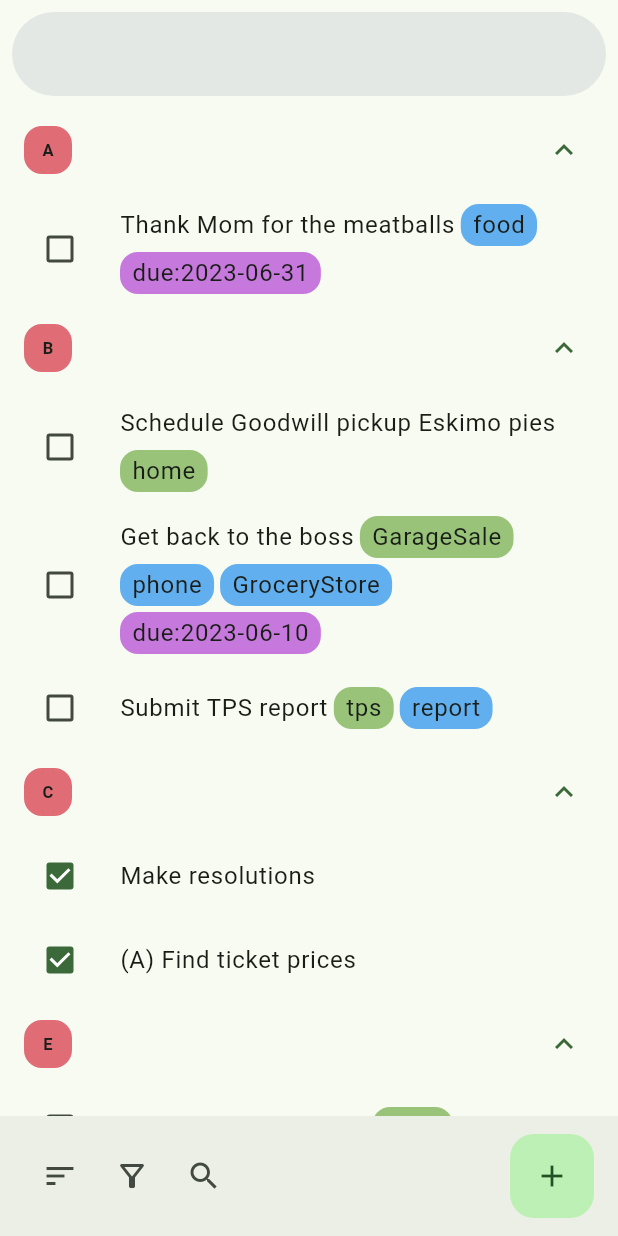
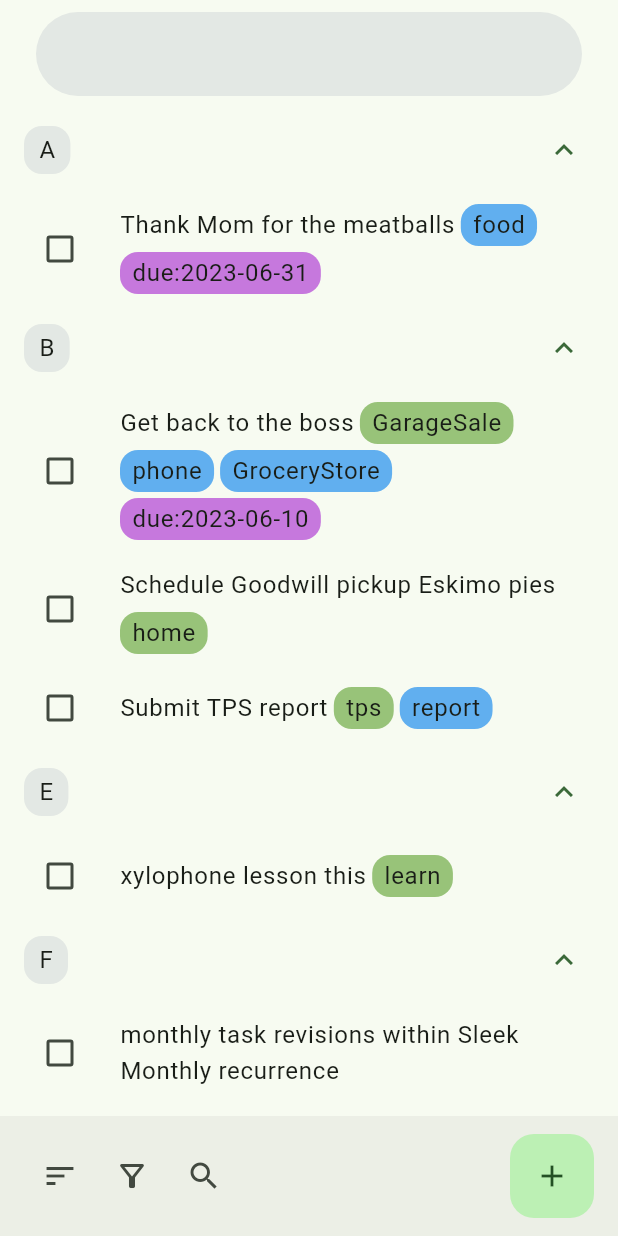
Before and after one commit to tmaegel/ntodotxt, a Flutter app: the screen it shows after launch, after a tap on "Login", on a phone screen of 412 x 824 dp. Run offline on Flutter 3.47's test engine with Material 2 defaults, Android fonts, the phone set to English and light mode, and no system bars; our stand-ins replace equatable, flutter_bloc, go_router, rxdart.

Commit message:
Improve sorting and filter todo list view

```diff
--- a/lib/constants/placeholder.dart
+++ b/lib/constants/placeholder.dart
@@ -2,10 +2,10 @@ List<String> rawTodoList = [
   "(A) Thank Mom for the meatballs @food due:2023-06-31",
   "2011-03-03 Call Mom @phone",
   "(B) Schedule Goodwill pickup Eskimo pies +home",
-  "(b) Get back to the boss due:2023-06-10 +GarageSale @phone @GroceryStore",
+  "(B) Get back to the boss due:2023-06-10 +GarageSale @phone @GroceryStore",
   "(B) Submit TPS report +tps @report",
   "(E) xylophone lesson this +learn",
   "x (C) Make resolutions",
   "(F) monthly task revisions within Sleek Monthly recurrence",
-  "x (C) (A) Find ticket prices",
+  "x (C) Find ticket prices",
 ];
--- a/lib/constants/todo.dart
+++ b/lib/constants/todo.dart
@@ -15,9 +15,8 @@ const Color colorMagenta = Color(0xFFC678DD);
 const Color colorCyan = Color(0xFF56B6C2);
 
 /// Chip colors
-const Color noPriorityColor = colorYellow;
 const Color defaultChipColor = colorGrey;
-const Color priorityChipColor = colorRed;
+const Color priorityChipColor = colorLightGrey;
 const Color projectChipColor = colorGreen;
 const Color contextChipColor = colorBlue;
 const Color keyValueChipColor = colorMagenta;
--- a/lib/data/todo/todo_list_api.dart
+++ b/lib/data/todo/todo_list_api.dart
@@ -51,6 +51,7 @@ class LocalStorageTodoListApi extends TodoListApi {
 
   List<Todo> _fromList(List<String> rawTodoList) {
     // Index the todo objecte to get a unique id.
+    rawTodoList.sort();
     return [
       for (var i = 0; i < rawTodoList.length; i++)
         Todo.fromString(id: i, todoStr: rawTodoList[i])
@@ -66,14 +67,9 @@ class LocalStorageTodoListApi extends TodoListApi {
 
   @override
   Future<List<Todo>> readTodoList() async {
-    final List<Todo> todoList = [];
     final file = await localFile;
     final lines = file.readAsLinesSync();
-    for (var i = 0; i < lines.length; i++) {
-      todoList.add(Todo.fromString(id: i, todoStr: lines[i]));
-    }
-
-    return todoList;
+    return _fromList(lines);
   }
 
   // @override
--- a/lib/domain/todo/todo_list_repository.dart
+++ b/lib/domain/todo/todo_list_repository.dart
@@ -29,24 +29,3 @@ class TodoListRepository {
 
   List<String> getAllContexts() => _todoListApi.getAllContexts();
 }
-
-enum TodoFilter { all, activeOnly, completedOnly }
-
-extension TodosListFilter on TodoFilter {
-  bool apply(Todo todo) {
-    switch (this) {
-      case TodoFilter.all:
-        return true;
-      case TodoFilter.activeOnly:
-        return !todo.completion;
-      case TodoFilter.completedOnly:
-        return todo.completion;
-      default:
-        return true;
-    }
-  }
-
-  Iterable<Todo> applyAll(Iterable<Todo> todoList) {
-    return todoList.where(apply);
-  }
-}
--- a/lib/domain/todo/todo_model.dart
+++ b/lib/domain/todo/todo_model.dart
@@ -25,7 +25,7 @@ class Todo extends Equatable {
   /// Only one colon separates the key and value.
 
   static const String patternCompletion = r'^x\s+';
-  static const String patternPriority = r'\((?<priority>[a-zA-Z])\)\s+';
+  static const String patternPriority = r'\((?<priority>[A-Z])\)\s+';
   static const String patternDates = r'((?<date>\d{4}-\d{2}-\d{2}))\s+';
   static const String patternProjects =
       r'(\s+(?<project>\+\S+))'; // Any non-whitespace character is allowed.
@@ -34,7 +34,7 @@ class Todo extends Equatable {
   static const String patternKeyValues =
       r'(\s+(?<keyvalue>\S+:\S+))'; // Any non-whitespace character is allowed.
   static const String patternDescription =
-      r'^(x\s?)?(\([a-zA-Z]\)\s?)?(\d{4}-\d{2}-\d{2}\s?){0,2}((?<description>.+))?$';
+      r'^(x\s?)?(\([A-Z]\)\s?)?(\d{4}-\d{2}-\d{2}\s?){0,2}((?<description>.+))?$';
 
   /// Unique identifier.
   /// Required attribute.
--- a/lib/presentation/todo/pages/todo_list_page.dart
+++ b/lib/presentation/todo/pages/todo_list_page.dart
@@ -50,6 +50,10 @@ class TodoListNarrowView extends TodoListView {
   @override
   Widget build(BuildContext context) {
     return Scaffold(
+      appBar: AppBar(
+        toolbarHeight: 72.0, // Height (56) + Padding (16))
+        title: const GenericSearchBar(),
+      ),
       body: TodoList(todoListRepository: todoListRepository),
       floatingActionButtonLocation: FloatingActionButtonLocation.endContained,
       floatingActionButton: _buildFloatingActionButton(context),
@@ -99,50 +103,78 @@ class TodoListWideView extends TodoListView {
 }
 
 class TodoList extends StatelessWidget {
-  final List<String?> sections;
   final TodoListRepository todoListRepository;
 
-  TodoList({
+  const TodoList({
     required this.todoListRepository,
     super.key,
-  }) : sections = todoListRepository.getAllPriorities();
+  });
 
   @override
   Widget build(BuildContext context) {
     return BlocBuilder<TodoListBloc, TodoListState>(
       builder: (BuildContext context, TodoListState state) {
+        // @todo: SingleChildScrollView
         return Column(
           children: [
-            const GenericSearchBar(),
-            _buildExpandedListView(state),
+            Expanded(
+              child: ListView(
+                children: _buildExpandedListViewByFilter(
+                  state: state,
+                  sections: todoListRepository.getAllPriorities(),
+                  filterCallback: (priority) => state.filteredByPriority(
+                    priority: priority,
+                    excludeCompleted: true,
+                  ),
+                ),
+              ),
+            ),
           ],
         );
       },
     );
   }
 
-  Widget _buildExpandedListView(TodoListState state) {
+  List<TodoListSection> _buildExpandedListViewByFilter({
+    required TodoListState state,
+    required List<String?> sections,
+    required Function filterCallback,
+  }) {
     List<TodoListSection> items = [];
     for (var p in sections) {
-      List<Widget> todoItems = [];
-      for (var todo in state.filteredTodoList) {
-        if (todo.priority == p) {
-          todoItems.add(TodoTile(todo: todo));
-        }
+      final Iterable<Todo> filteredList = filterCallback(p);
+      // Hide sections with only completed todos inside.
+      if (filteredList.isNotEmpty) {
+        items.add(
+          TodoListSection(
+            title: p ?? "No priority",
+            children: [
+              for (var todo in filteredList) TodoTile(todo: todo),
+            ],
+          ),
+        );
       }
+    }
+
+    return _appendCompleted(state, items);
+  }
+
+  List<TodoListSection> _appendCompleted(
+      TodoListState state, List<TodoListSection> items) {
+    final Iterable<Todo> filteredList = state.filteredByCompleted;
+    // Hide sections if no completed todos inside.
+    if (filteredList.isNotEmpty) {
       items.add(
         TodoListSection(
-          title: p ?? "",
-          children: todoItems,
+          title: "Done",
+          children: [
+            for (var todo in filteredList) TodoTile(todo: todo),
+          ],
         ),
       );
     }
 
-    return Expanded(
-      child: ListView(
-        children: items,
-      ),
-    );
+    return items;
   }
 }
 
@@ -151,11 +183,10 @@ class TodoListSection extends StatelessWidget {
   final List<Widget> children;
 
   TodoListSection({
-    required String title,
+    required this.title,
     required this.children,
     Key? key,
-  })  : title = title.toUpperCase(),
-        super(key: PageStorageKey<String>(title));
+  }) : super(key: PageStorageKey<String>(title));
 
   @override
   Widget build(BuildContext context) {
@@ -163,27 +194,20 @@ class TodoListSection extends StatelessWidget {
       key: key,
       initiallyExpanded: true,
       shape: const Border.fromBorderSide(BorderSide.none),
-      leading: Container(
-        width: 32,
-        height: 32,
-        decoration: BoxDecoration(
-          borderRadius: BorderRadius.circular(borderRadius),
-          color: title != "" ? priorityChipColor : noPriorityColor,
-        ),
-        child: Column(
-          mainAxisAlignment: MainAxisAlignment.center,
-          crossAxisAlignment: CrossAxisAlignment.center,
-          children: [
-            Center(
-              child: Text(
-                title,
-                style: const TextStyle(fontWeight: FontWeight.bold),
-              ),
+      title: Row(
+        children: [
+          Container(
+            padding:
+                const EdgeInsets.symmetric(horizontal: 10.0, vertical: 4.0),
+            decoration: BoxDecoration(
+              borderRadius: BorderRadius.circular(borderRadius),
+              color: priorityChipColor,
             ),
-          ],
-        ),
+            child: Text(title),
+          ),
+          Expanded(child: Container())
+        ],
       ),
-      title: Container(),
       children: children,
     );
   }
--- a/lib/presentation/todo/states/todo_list_state.dart
+++ b/lib/presentation/todo/states/todo_list_state.dart
@@ -1,8 +1,53 @@
 import 'package:equatable/equatable.dart';
-import 'package:ntodotxt/domain/todo/todo_list_repository.dart';
 import 'package:ntodotxt/domain/todo/todo_model.dart';
 
-enum TodoListStatus { initial, loading, success, failure }
+enum TodoListStatus {
+  initial,
+  loading,
+  success,
+  failure,
+}
+
+enum TodoFilter {
+  all,
+  completedOnly,
+  incompletedOnly,
+}
+
+extension TodoListFilter on TodoFilter {
+  bool applyFilter(Todo todo) {
+    switch (this) {
+      case TodoFilter.all:
+        return true;
+      case TodoFilter.completedOnly:
+        return todo.completion;
+      case TodoFilter.incompletedOnly:
+        return !todo.completion;
+      default:
+        return true;
+    }
+  }
+
+  Iterable<Todo> apply(Iterable<Todo> todoList) {
+    return todoList.where(applyFilter);
+  }
+
+  /// Return todo list filtered by priority.
+  Iterable<Todo> applyPriority(Iterable<Todo> todoList, String? priority) {
+    return todoList.where((todo) => (priority == todo.priority));
+  }
+
+  Iterable<Todo> applyPriorityExcludeCompleted(
+      Iterable<Todo> todoList, String? priority) {
+    return todoList
+        .where((todo) => (priority == todo.priority && !todo.completion));
+  }
+
+  /// Return todo list filtered by completion state.
+  Iterable<Todo> applyCompletion(Iterable<Todo> todoList, bool completion) {
+    return todoList.where((todo) => (todo.completion == completion));
+  }
+}
 
 final class TodoListState extends Equatable {
   final TodoListStatus status;
@@ -15,15 +60,33 @@ final class TodoListState extends Equatable {
     this.filter = TodoFilter.all,
   });
 
-  Iterable<Todo> get filteredTodoList => filter.applyAll(todoList);
+  Iterable<Todo> get filteredTodoList => filter.apply(todoList);
+
+  /// Return todo list filtered by completion state.
+  Iterable<Todo> get filteredByCompleted =>
+      filter.applyCompletion(filteredTodoList, true);
+  Iterable<Todo> get filteredByIncompleted =>
+      filter.applyCompletion(filteredTodoList, false);
+
+  /// Return todo list filtered by priority.
+  Iterable<Todo> filteredByPriority({
+    required String? priority,
+    bool excludeCompleted = true,
+  }) {
+    return excludeCompleted
+        ? filter.applyPriorityExcludeCompleted(filteredTodoList, priority)
+        : filter.applyPriority(filteredTodoList, priority);
+  }
 
   TodoListState copyWith({
     TodoListStatus? status,
     List<Todo>? todoList,
+    TodoFilter? filter,
   }) {
     return TodoListState(
       status: status ?? this.status,
       todoList: todoList ?? this.todoList,
+      filter: filter ?? this.filter,
     );
   }
 
@@ -31,8 +94,9 @@ final class TodoListState extends Equatable {
   List<Object?> get props => [
         status,
         todoList,
+        filter,
       ];
 
   @override
-  String toString() => 'TodoListState { status: $status }';
+  String toString() => 'TodoListState { status: $status filter: $filter }';
 }
```
